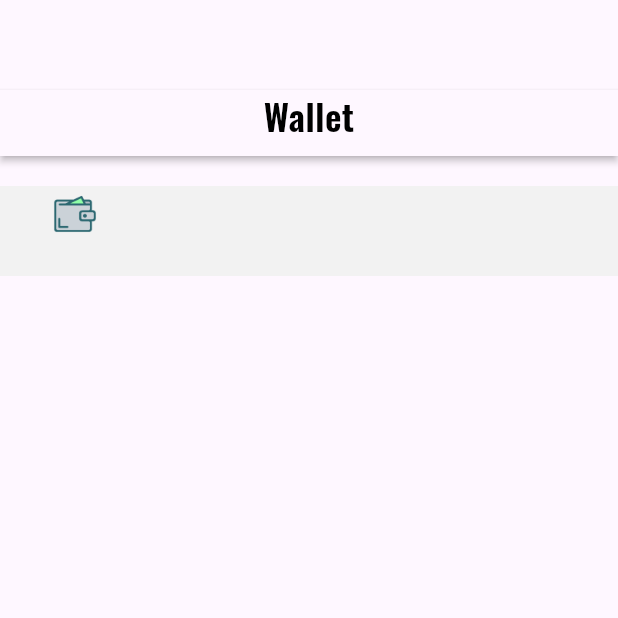
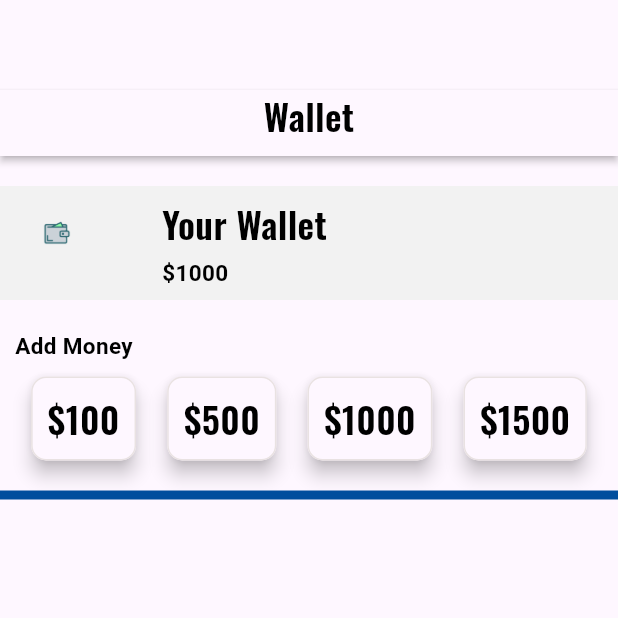
Before and after one commit to ajay-sharma93/ecommerce_one, a Flutter app: the Wallet screen opened directly, on a phone screen of 412 x 824 dp, the top half of it. Run offline on Flutter 3.47's test engine with Material 3 defaults, Android fonts, the phone set to English and light mode, and no system bars; our stand-ins replace curved_navigation_bar, firebase_auth, firebase_core, flutter_svg; accounts and stored records are empty; Roboto replaces fonts that are missing (Oswald-SemiBold).

Commit message:
wallet screen modified!!

```diff
--- a/lib/pages/wallet.dart
+++ b/lib/pages/wallet.dart
@@ -14,7 +14,10 @@ class _WalletState extends State<Wallet> {
     return Scaffold(
     body: Container(
      margin: EdgeInsets.only(top: 60.0),
-     child: Column(children: [
+     child: Column(
+
+      crossAxisAlignment: CrossAxisAlignment.start,
+      children: [
       Material(
         elevation: 2.0,
         child: Container(
@@ -24,10 +27,91 @@ class _WalletState extends State<Wallet> {
           Container(
             width: MediaQuery.of(context).size.width,
             decoration: BoxDecoration(color: Color(0xFFF2F2F2)),
-            child: Row(
+            child: Padding(
+              padding: const EdgeInsets.all(8.0),
+              child: Row(
+
+                children: [
+              Image.asset("assets/images/wallet.png",width: 60,height:60,fit:BoxFit.cover,),
+              SizedBox(width: 40.0,),
+              Column(
+                crossAxisAlignment:CrossAxisAlignment.start,
+                children: [
+                Text("Your Wallet",style: AppWidget.boldTextFieldStyle(),),
+                SizedBox(height: 5.0,),
+                Text("\$"+ "1000",style: AppWidget.semiBoldTextFieldStyle(),),
+              ],)
+                        ],
+                        ),
+            ),),
+            SizedBox(height: 20,),
+            Padding(
+              padding: const EdgeInsets.only(left: 10),
+              child: Text("Add Money",style: AppWidget.semiBoldTextFieldStyle(),),
+            ),
+            SizedBox(height: 10,),
+            Row(
+              mainAxisAlignment: MainAxisAlignment.spaceEvenly,
               children: [
-            Image.asset("assets/images/wallet.png",width: 100,height:60,fit:BoxFit.cover,),
-                      ],),)
+
+              GestureDetector(
+                onTap: (){},
+                child: Material(
+
+                  elevation: 5,
+                  borderRadius: BorderRadius.circular(10),
+                  child: Container(
+
+                    padding: EdgeInsets.all(10),
+                    decoration: BoxDecoration(
+                      border: Border.all(color: Color(0xFFE9E2E2)),borderRadius: BorderRadius.circular(10)
+                    ),
+                  child: Text("\$"+"100",style: AppWidget.boldTextFieldStyle(),),),
+                ),
+              ),
+              Material(
+                elevation: 5,
+                 borderRadius: BorderRadius.circular(10),
+                child: Container(
+
+                  padding: EdgeInsets.all(10),
+                  decoration: BoxDecoration(
+                    border: Border.all(color: Color(0xFFE9E2E2)),borderRadius: BorderRadius.circular(10)
+                  ),
+                child: Text("\$"+"500",style: AppWidget.boldTextFieldStyle(),),),
+              ),
+              Material(
+                elevation: 5,
+                 borderRadius: BorderRadius.circular(10),
+                child: Container(
+
+                  padding: EdgeInsets.all(10),
+                  decoration: BoxDecoration(
+                    border: Border.all(color: Color(0xFFE9E2E2)),borderRadius: BorderRadius.circular(10)
+                  ),
+                child: Text("\$"+"1000",style: AppWidget.boldTextFieldStyle(),),),
+              ),
+              Material(
+                elevation: 5,
+                 borderRadius: BorderRadius.circular(10),
+                child: Container(
+
+                  padding: EdgeInsets.all(10),
+                  decoration: BoxDecoration(
+                    border: Border.all(color: Color(0xFFE9E2E2)),borderRadius: BorderRadius.circular(10)
+                  ),
+                child: Text("\$"+"1500",style: AppWidget.boldTextFieldStyle(),),),
+              ),
+
+            ],),
+          SizedBox(height: 20,),
+          Container(
+            padding: EdgeInsets.symmetric(vertical: 3),
+            width: MediaQuery.of(context).size.width,
+            decoration: BoxDecoration(
+              color: Color.fromARGB(255, 0, 78, 157)
+            ),
+          )
     ],),),
     );
   }
```
